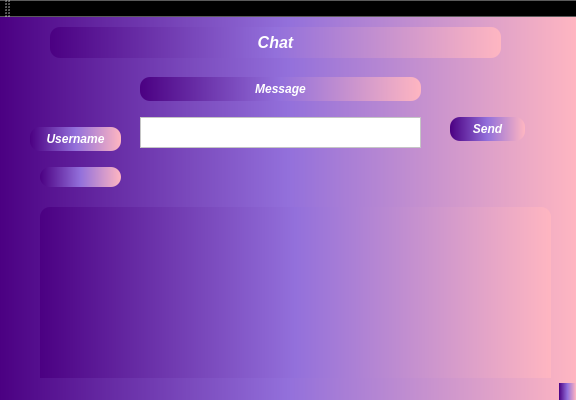
Above: ProjectC++/Client/GraphicInterface/Chat.ui from andreeamacsim/ProjectModernCpp before the change. Below: the same form after it.
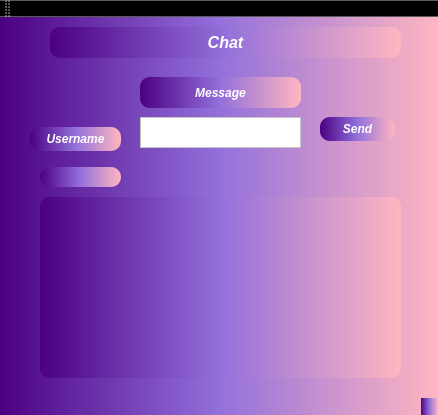
That is the form after the change.

What changed in the file:
```diff
--- a/ProjectC++/Client/GraphicInterface/Chat.ui
+++ b/ProjectC++/Client/GraphicInterface/Chat.ui
@@ -6,8 +6,8 @@
    <rect>
     <x>0</x>
     <y>0</y>
-    <width>576</width>
-    <height>400</height>
+    <width>438</width>
+    <height>415</height>
    </rect>
   </property>
   <property name="windowTitle">
@@ -21,7 +21,7 @@
    <widget class="QPushButton" name="pushButton">
     <property name="geometry">
      <rect>
-      <x>450</x>
+      <x>320</x>
       <y>100</y>
       <width>75</width>
       <height>24</height>
@@ -47,7 +47,7 @@
      <rect>
       <x>50</x>
       <y>10</y>
-      <width>451</width>
+      <width>351</width>
       <height>31</height>
      </rect>
     </property>
@@ -96,8 +96,8 @@
      <rect>
       <x>140</x>
       <y>60</y>
-      <width>281</width>
-      <height>24</height>
+      <width>161</width>
+      <height>31</height>
      </rect>
     </property>
     <property name="font">
@@ -120,7 +120,7 @@
      <rect>
       <x>140</x>
       <y>100</y>
-      <width>281</width>
+      <width>161</width>
       <height>31</height>
      </rect>
     </property>
@@ -151,9 +151,9 @@
     <property name="geometry">
      <rect>
       <x>40</x>
-      <y>190</y>
-      <width>511</width>
-      <height>192</height>
+      <y>180</y>
+      <width>361</width>
+      <height>181</height>
      </rect>
     </property>
     <property name="styleSheet">
```
Left out of the diff: 2 changed lines with no effect on the pictures.
